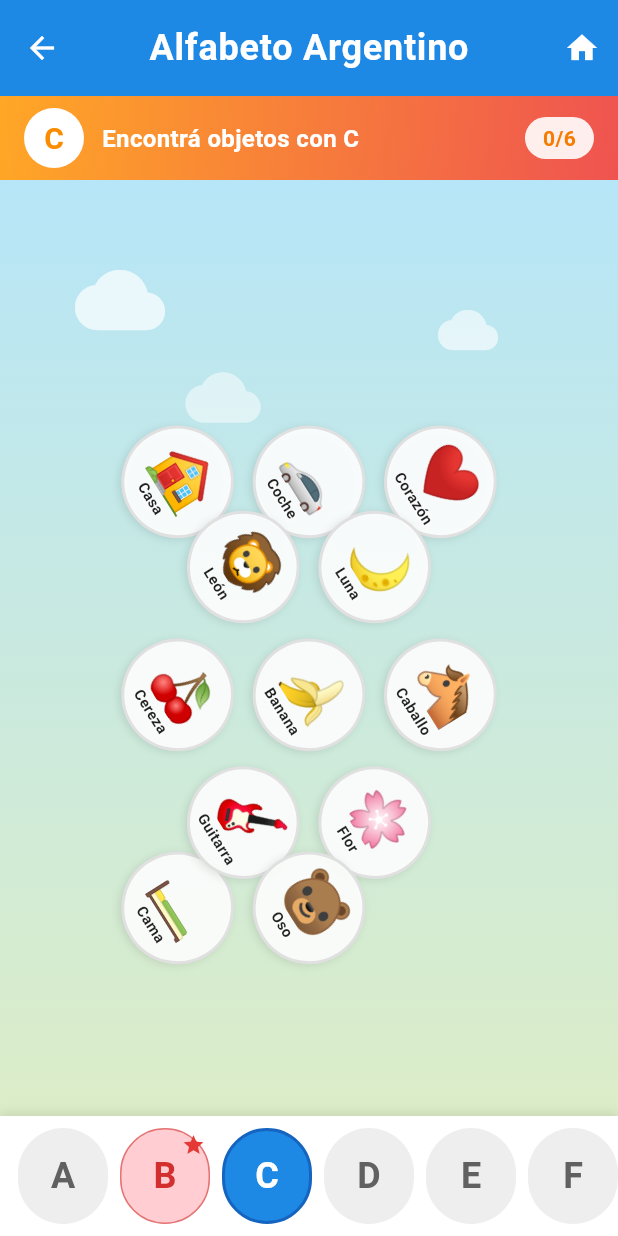
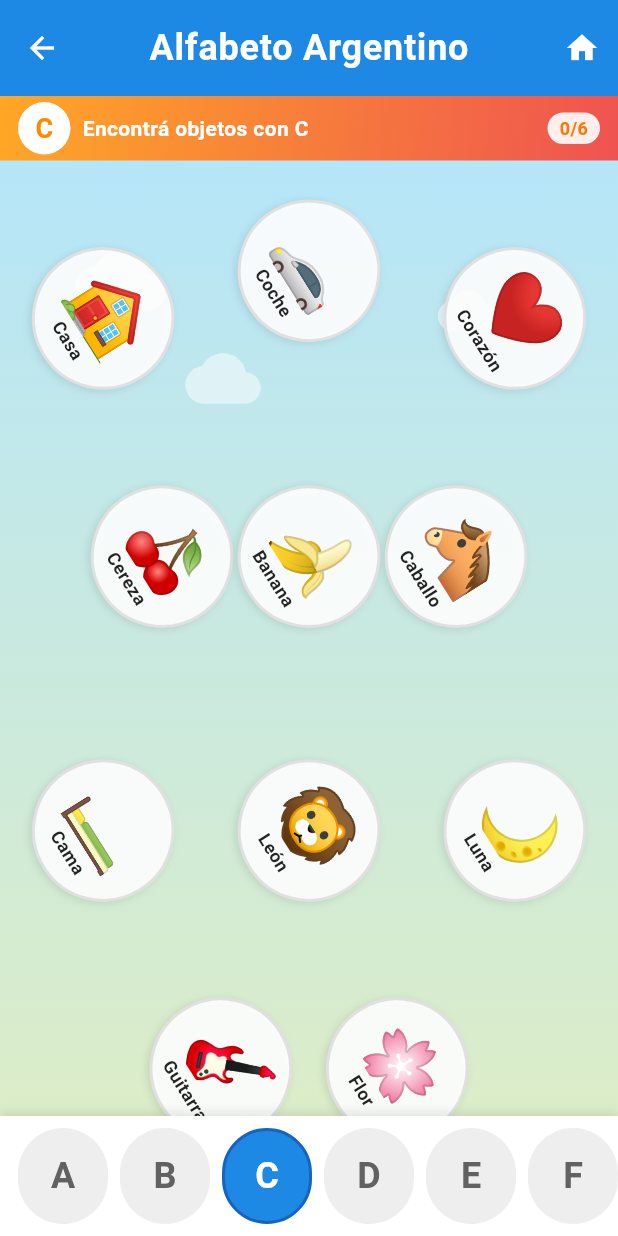
Before and after one commit to JiDomusic/letrasciudad, a Flutter app: the AlphabetMainScreen screen opened by its route, swiped to page 3, on a phone screen of 412 x 824 dp. Run offline on Flutter 3.47's test engine with Material 3 defaults, Android fonts, the phone set to English and light mode, and no system bars; our stand-ins replace animated_text_kit, flutter_tts; statements that could not run were skipped.

Commit message:
22de agosto 23 04:00

```diff
--- a/lib/config/app_routes.dart
+++ b/lib/config/app_routes.dart
@@ -2,7 +2,6 @@ import 'package:flutter/material.dart';
 import '../screens/splash_screen.dart';
 import '../screens/welcome_screen.dart';
 import '../screens/home_screen.dart';
-import '../screens/letter_park_3d_screen.dart';
 import '../screens/alphabet_main_screen.dart';
 import '../screens/house_preview_screen.dart';
 import '../screens/interactive_letter_games_screen.dart';
@@ -14,7 +13,6 @@ class AppRoutes {
   static const String splash = '/';
   static const String welcome = '/welcome';
   static const String home = '/home';
-  static const String letterPark3D = '/letter-park-3d';
   static const String alphabetMain = '/alphabet-main';
   static const String housePreview = '/house-preview';
   static const String letterGames = '/letter-games';
@@ -25,7 +23,6 @@ class AppRoutes {
       splash: (context) => const SplashScreen(),
       welcome: (context) => const WelcomeScreen(),
       home: (context) => const HomeScreen(),
-      letterPark3D: (context) => const LetterPark3DScreen(),
       alphabetMain: (context) => AlphabetMainScreen(audioService: AudioService()),
     };
   }
@@ -106,9 +103,6 @@ class AppRoutes {
     return Navigator.of(context).pushReplacementNamed(home);
   }
 
-  static Future<void> navigateToLetterPark3D(BuildContext context) {
-    return Navigator.of(context).pushNamed(letterPark3D);
-  }
 
   static Future<void> navigateToAlphabetMain(BuildContext context) {
     return Navigator.of(context).pushNamed(alphabetMain);
--- a/lib/games/scattered_objects_game.dart
+++ b/lib/games/scattered_objects_game.dart
@@ -382,7 +382,7 @@ class _ScatteredObjectsGameState extends State<ScatteredObjectsGame>
 
   Widget _buildHeader(bool isCompleted) {
     return Container(
-      padding: const EdgeInsets.symmetric(horizontal: 16, vertical: 8),
+      padding: const EdgeInsets.symmetric(horizontal: 12, vertical: 4), // Reducir padding
       decoration: BoxDecoration(
         gradient: LinearGradient(
           colors: [Colors.orange[400]!, Colors.red[400]!],
@@ -391,11 +391,12 @@ class _ScatteredObjectsGameState extends State<ScatteredObjectsGame>
         ),
       ),
       child: SafeArea(
+        bottom: false, // No reservar espacio inferior en SafeArea
         child: Row(
           children: [
             Container(
-              width: 40,
-              height: 40,
+              width: 35, // Reducir tamaño
+              height: 35,
               decoration: const BoxDecoration(
                 color: Colors.white,
                 shape: BoxShape.circle,
@@ -405,33 +406,33 @@ class _ScatteredObjectsGameState extends State<ScatteredObjectsGame>
                   _currentLetter,
                   style: TextStyle(
                     color: Colors.orange[600],
-                    fontSize: 20,
+                    fontSize: 18, // Reducir tamaño fuente
                     fontWeight: FontWeight.bold,
                   ),
                 ),
               ),
             ),
-            const SizedBox(width: 12),
+            const SizedBox(width: 8), // Reducir espacio
             Expanded(
               child: Text(
                 'Encontrá objetos con $_currentLetter',
                 style: const TextStyle(
-                  fontSize: 16,
+                  fontSize: 14, // Reducir tamaño fuente
                   fontWeight: FontWeight.bold,
                   color: Colors.white,
                 ),
               ),
             ),
             Container(
-              padding: const EdgeInsets.symmetric(horizontal: 12, vertical: 4),
+              padding: const EdgeInsets.symmetric(horizontal: 8, vertical: 2), // Reducir padding
               decoration: BoxDecoration(
                 color: Colors.white.withValues(alpha: 0.9),
-                borderRadius: BorderRadius.circular(15),
+                borderRadius: BorderRadius.circular(12),
               ),
               child: Text(
                 '${_foundObjects.length}/${_totalTargets}',
                 style: TextStyle(
-                  fontSize: 14,
+                  fontSize: 12, // Reducir tamaño fuente
                   fontWeight: FontWeight.bold,
                   color: Colors.orange[700],
                 ),
@@ -444,37 +445,37 @@ class _ScatteredObjectsGameState extends State<ScatteredObjectsGame>
   }
 
   Widget _buildScatteredObjectsArea(Size screenSize) {
-    // Calcular zona de juego perfectamente segura
+    // Reducir drasticamente las áreas reservadas para maximizar espacio de juego
     final safeAreaTop = MediaQuery.of(context).padding.top;
-    final appBarHeight = AppBar().preferredSize.height;
-    final bottomBarHeight = 80.0;
-    final safeMargin = 60.0; // Margen más generoso para evitar bordes
+    final reducedHeaderSpace = 10.0; // Reducir espacio del header
+    final reducedBottomSpace = 20.0; // Reducir espacio inferior
+    final reducedMargin = 10.0; // Reducir márgenes laterales
 
-    // Área de juego disponible (sin tocar nada)
-    final gameAreaTop = safeAreaTop + appBarHeight + safeMargin;
-    final gameAreaBottom = screenSize.height - bottomBarHeight - safeMargin;
-    final gameAreaLeft = safeMargin;
-    final gameAreaRight = screenSize.width - safeMargin;
+    // Área de juego disponible (máximo espacio posible)
+    final gameAreaTop = safeAreaTop + reducedHeaderSpace;
+    final gameAreaBottom = screenSize.height - reducedBottomSpace;
+    final gameAreaLeft = reducedMargin;
+    final gameAreaRight = screenSize.width - reducedMargin;
 
     final gameWidth = gameAreaRight - gameAreaLeft;
     final gameHeight = gameAreaBottom - gameAreaTop;
 
-    // Posiciones perfectamente separadas evitando cualquier superposición
+    // Redistribución optimizada con más espacio y mejor accesibilidad táctil
     final positions = [
-      const Offset(0.2, 0.15),  // Objeto 1 - izquierda superior
-      const Offset(0.5, 0.15),  // Objeto 2 - centro superior
-      const Offset(0.8, 0.15),  // Objeto 3 - derecha superior
-      const Offset(0.2, 0.4),   // Objeto 4 - izquierda centro
-      const Offset(0.8, 0.4),   // Objeto 5 - derecha centro
-      const Offset(0.2, 0.65),  // Objeto 6 - izquierda inferior
+      const Offset(0.15, 0.12),  // Objeto 1 - más cerca del borde
+      const Offset(0.5, 0.08),   // Objeto 2 - parte superior central
+      const Offset(0.85, 0.12),  // Objeto 3 - más cerca del borde derecho
+      const Offset(0.25, 0.32),  // Objeto 4 - izquierda centro, más separado
+      const Offset(0.75, 0.32),  // Objeto 5 - derecha centro, más separado
+      const Offset(0.15, 0.55),  // Objeto 6 - izquierda inferior
 
-      // Distractores distribuidos con máxima separación
-      const Offset(0.5, 0.4),   // Distractor 1 - centro exacto
-      const Offset(0.35, 0.25), // Distractor 2 - centro-izquierda superior
-      const Offset(0.65, 0.25), // Distractor 3 - centro-derecha superior
-      const Offset(0.35, 0.55), // Distractor 4 - centro-izquierda inferior
-      const Offset(0.65, 0.55), // Distractor 5 - centro-derecha inferior
-      const Offset(0.5, 0.65),  // Distractor 6 - centro inferior
+      // Distractores con mejor distribución y separación
+      const Offset(0.5, 0.32),   // Distractor 1 - centro
+      const Offset(0.5, 0.55),   // Distractor 2 - centro inferior
+      const Offset(0.85, 0.55),  // Distractor 3 - derecha inferior
+      const Offset(0.35, 0.75),  // Distractor 4 - centro-izquierda muy inferior
+      const Offset(0.65, 0.75),  // Distractor 5 - centro-derecha muy inferior
+      const Offset(0.5, 0.90),   // Distractor 6 - centro muy inferior
     ];
 
     return Stack(
@@ -504,13 +505,14 @@ class _ScatteredObjectsGameState extends State<ScatteredObjectsGame>
           final position = positions[index];
           final isFound = _foundObjects.contains(object['name']);
 
-          // Tamaños responsivos optimizados evitando superposiciones
+          // Tamaños más grandes y optimizados para toque fácil
           final isTablet = screenSize.shortestSide >= 600;
           final isDesktop = screenSize.width >= 1200;
 
-          final objectSize = isDesktop ? 120.0 : (isTablet ? 100.0 : 75.0);
-          final emojiSize = isDesktop ? 60.0 : (isTablet ? 45.0 : 35.0);
-          final textSize = isDesktop ? 16.0 : (isTablet ? 12.0 : 10.0);
+          // Aumentar significativamente los tamaños para facilitar el toque
+          final objectSize = isDesktop ? 140.0 : (isTablet ? 120.0 : 95.0);
+          final emojiSize = isDesktop ? 70.0 : (isTablet ? 55.0 : 45.0);
+          final textSize = isDesktop ? 18.0 : (isTablet ? 14.0 : 12.0);
 
           return AnimatedPositioned(
             duration: Duration(milliseconds: _animationsCompleted ? 300 : 1500),
--- a/lib/screens/alphabet_main_screen.dart
+++ b/lib/screens/alphabet_main_screen.dart
@@ -30,11 +30,11 @@ class _AlphabetMainScreenState extends State<AlphabetMainScreen> {
     'N', 'Ñ', 'O', 'P', 'Q', 'R', 'S', 'T', 'U', 'V', 'W', 'X', 'Y', 'Z'
   ];
 
-  // Letras especiales que usan el juego de trazado (estrella roja)
-  final Set<String> _tracingLetters = {'Ñ', 'V', 'B', 'W', 'X', 'Y', 'K'};
+  // Todas las letras usan el mismo juego ahora (sin juegos especiales de trazado)
+  final Set<String> _tracingLetters = <String>{}; // Set vacío - no hay letras especiales
 
   bool _shouldUseTracingGame(String letter) {
-    return _tracingLetters.contains(letter.toUpperCase());
+    return false; // Siempre usar el juego estándar, no el de trazado
   }
 
   Widget _buildTracingGameScreen(String letter) {
@@ -553,21 +553,11 @@ class _AlphabetMainScreenState extends State<AlphabetMainScreen> {
                         fontWeight: FontWeight.bold,
                         color: isSelected
                           ? Colors.white
-                          : (_shouldUseTracingGame(letter) ? Colors.red[700] : Colors.grey[700]),
+                          : Colors.grey[700],
                       ),
                     ),
                   ),
-                  // Estrella roja para letras especiales
-                  if (_shouldUseTracingGame(letter))
-                    Positioned(
-                      top: 2,
-                      right: 2,
-                      child: Icon(
-                        Icons.star,
-                        size: 16,
-                        color: isSelected ? Colors.yellow[300] : Colors.red[600],
-                      ),
-                    ),
+                  // Las estrellas rojas han sido eliminadas - todas las letras usan el mismo juego
                 ],
               ),
             ),
--- a/lib/screens/home_screen.dart
+++ b/lib/screens/home_screen.dart
@@ -4,7 +4,6 @@ import 'dart:math' as math;
 import '../providers/letter_city_provider.dart';
 import '../services/audio_service.dart';
 // import 'letter_details_screen.dart'; // No se usa actualmente
-import 'letter_park_3d_screen.dart';
 import 'house_preview_screen.dart';
 // import 'first_person_park_screen.dart'; // Removido
 import '../widgets/progress_header.dart';
@@ -203,23 +202,6 @@ class _HomeScreenState extends State<HomeScreen> with TickerProviderStateMixin {
                     label: const Text('Modo Jugador'),
                     style: ElevatedButton.styleFrom(
                       backgroundColor: const Color(0xFF10B981),
-                      foregroundColor: Colors.white,
-                      padding: const EdgeInsets.symmetric(vertical: 16),
-                    ),
-                  ),
-                ),
-              ],
-            ),
-            const SizedBox(height: 12),
-            Row(
-              children: [
-                Expanded(
-                  child: ElevatedButton.icon(
-                    onPressed: () => _navigateTo3DPark(),
-                    icon: const Icon(Icons.threesixty),
-                    label: const Text('Parque 3D'),
-                    style: ElevatedButton.styleFrom(
-                      backgroundColor: const Color(0xFF8B5CF6),
                       foregroundColor: Colors.white,
                       padding: const EdgeInsets.symmetric(vertical: 16),
                     ),
@@ -1279,14 +1261,6 @@ class _HomeScreenState extends State<HomeScreen> with TickerProviderStateMixin {
     _showAvatarModeDialog();
   }
 
-  void _navigateTo3DPark() {
-    Navigator.push(
-      context,
-      MaterialPageRoute(
-        builder: (context) => const LetterPark3DScreen(),
-      ),
-    );
-  }
 
   void _navigateToAlphabetGame() {
     Navigator.push(
```
Also changed, not shown: 1 other file.
